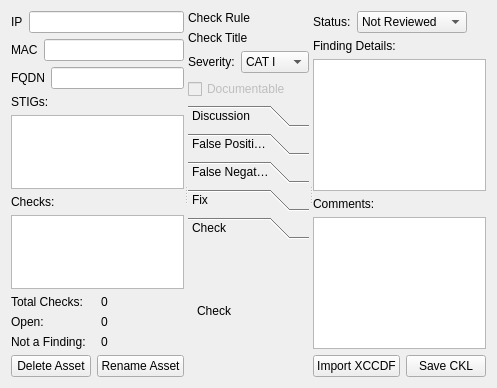
Qt form src/assetview.ui (squinky86/STIGQter) before a commit.
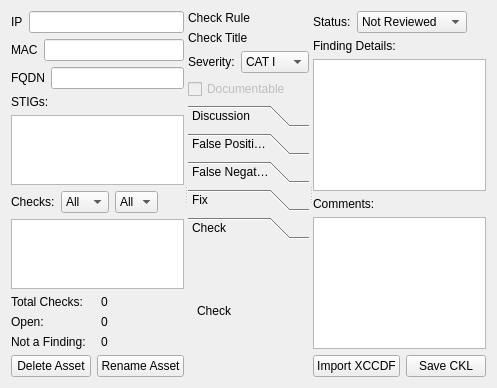
The same form after that commit.

Commit message: Add filters (fixes #20); fix bug with CKLCheck severity

Patch:
```diff
--- a/src/assetview.ui
+++ b/src/assetview.ui
@@ -6,7 +6,7 @@
    <rect>
     <x>0</x>
     <y>0</y>
-    <width>466</width>
+    <width>484</width>
     <height>388</height>
    </rect>
   </property>
@@ -19,7 +19,7 @@
      <property name="orientation">
       <enum>Qt::Horizontal</enum>
      </property>
-     <widget class="QWidget" name="">
+     <widget class="QWidget" name="layoutWidget">
       <layout class="QVBoxLayout" name="col1">
        <item>
         <layout class="QHBoxLayout" name="horizontalLayout_10">
@@ -78,11 +78,86 @@
         </widget>
        </item>
        <item>
-        <widget class="QLabel" name="label_2">
-         <property name="text">
-          <string>Checks:</string>
-         </property>
-        </widget>
+        <layout class="QHBoxLayout" name="horizontalLayout_6">
+         <item>
+          <widget class="QLabel" name="label_2">
+           <property name="text">
+            <string>Checks:</string>
+           </property>
+          </widget>
+         </item>
+         <item>
+          <widget class="QComboBox" name="cboBoxFilterStatus">
+           <item>
+            <property name="text">
+             <string>All</string>
+            </property>
+           </item>
+           <item>
+            <property name="text">
+             <string>NR</string>
+            </property>
+           </item>
+           <item>
+            <property name="text">
+             <string>O</string>
+            </property>
+           </item>
+           <item>
+            <property name="text">
+             <string>NC</string>
+            </property>
+           </item>
+           <item>
+            <property name="text">
+             <string>NF</string>
+            </property>
+           </item>
+          </widget>
+         </item>
+         <item>
+          <widget class="QComboBox" name="cboBoxFilterSeverity">
+           <item>
+            <property name="text">
+             <string>All</string>
+            </property>
+           </item>
+           <item>
+            <property name="text">
+             <string>I</string>
+            </property>
+           </item>
+           <item>
+            <property name="text">
+             <string>II</string>
+            </property>
+           </item>
+           <item>
+            <property name="text">
+             <string>III</string>
+            </property>
+           </item>
+           <item>
+            <property name="text">
+             <string>IV</string>
+            </property>
+           </item>
+          </widget>
+         </item>
+         <item>
+          <spacer name="horizontalSpacer_5">
+           <property name="orientation">
+            <enum>Qt::Horizontal</enum>
+           </property>
+           <property name="sizeHint" stdset="0">
+            <size>
+             <width>40</width>
+             <height>20</height>
+            </size>
+           </property>
+          </spacer>
+         </item>
+        </layout>
        </item>
        <item>
         <widget class="QListWidget" name="lstChecks">
@@ -181,7 +256,7 @@
        </item>
       </layout>
      </widget>
-     <widget class="QWidget" name="">
+     <widget class="QWidget" name="layoutWidget">
       <layout class="QVBoxLayout" name="col2">
        <item>
         <widget class="QLabel" name="lblCheckRule">
@@ -392,7 +467,7 @@
        </item>
       </layout>
      </widget>
-     <widget class="QWidget" name="">
+     <widget class="QWidget" name="layoutWidget">
       <layout class="QVBoxLayout" name="col3">
        <item>
         <layout class="QHBoxLayout" name="horizontalLayout_5">
```
Left out of the diff: 59 changed lines with no effect on the pictures. The commit also changes 4 other files.
